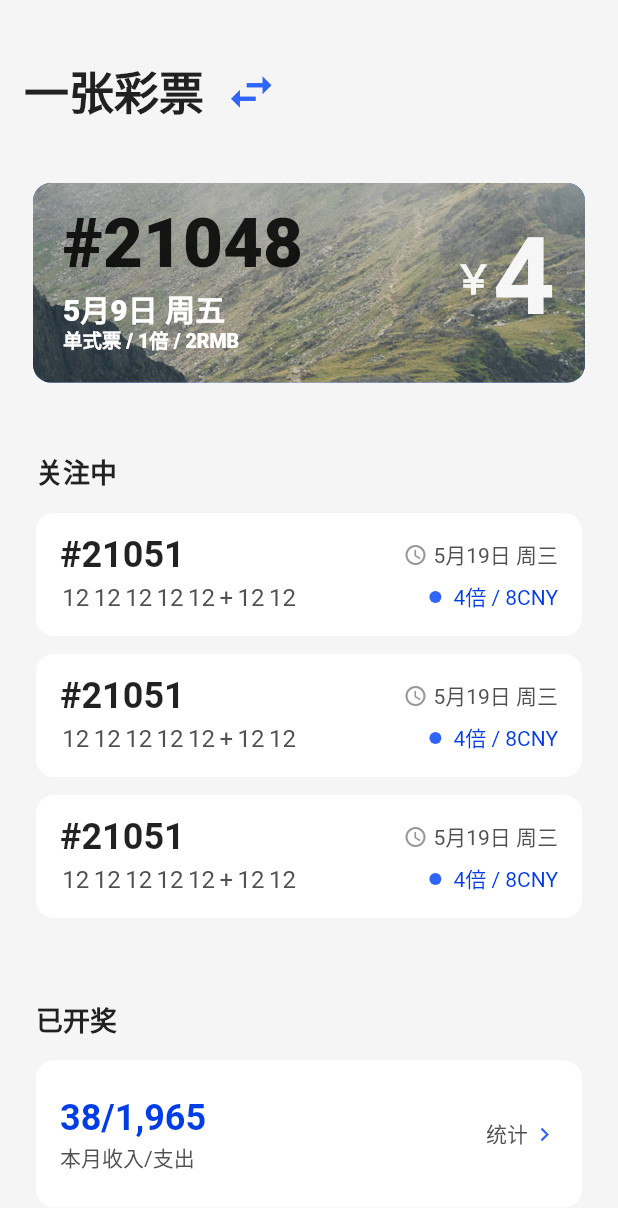
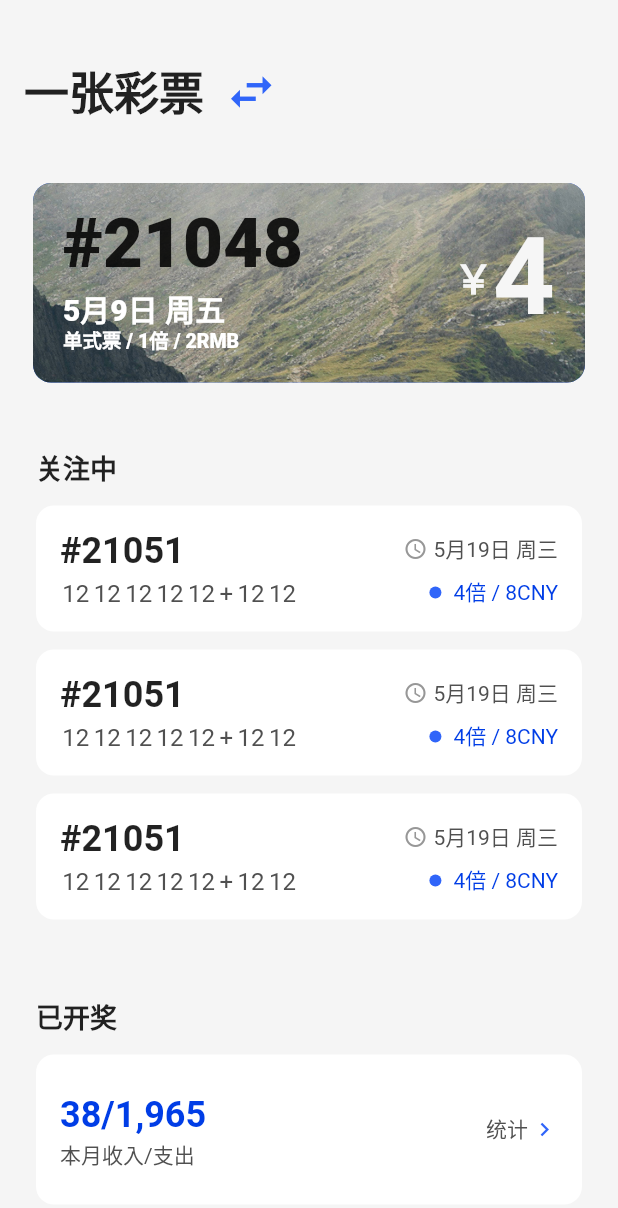
Before and after one commit to ShookLyngs/lyngs-donator, a Flutter app: the screen it shows after launch, on a phone screen of 412 x 824 dp. Shown: the top 1208 px of the screen. Run offline on Flutter 3.47's test engine with Material 2 defaults, Android fonts, the phone set to English and light mode, and no system bars; our stand-ins replace flutter_sticky_header, get.

Commit message:
update(theme): update theme data.

```diff
--- a/lib/theme.dart
+++ b/lib/theme.dart
@@ -37,6 +37,9 @@ ThemeData get lightTheme {
     textTheme: theme.textTheme.copyWith(
       headline1: theme.textTheme.headline1!.copyWith(
         color: const Color(0xff222222),
+        height: 1.25,
+      ),
+      headline5: theme.textTheme.headline5!.copyWith(
         height: 1.25,
       ),
       subtitle1: theme.textTheme.subtitle1!.copyWith(
```
